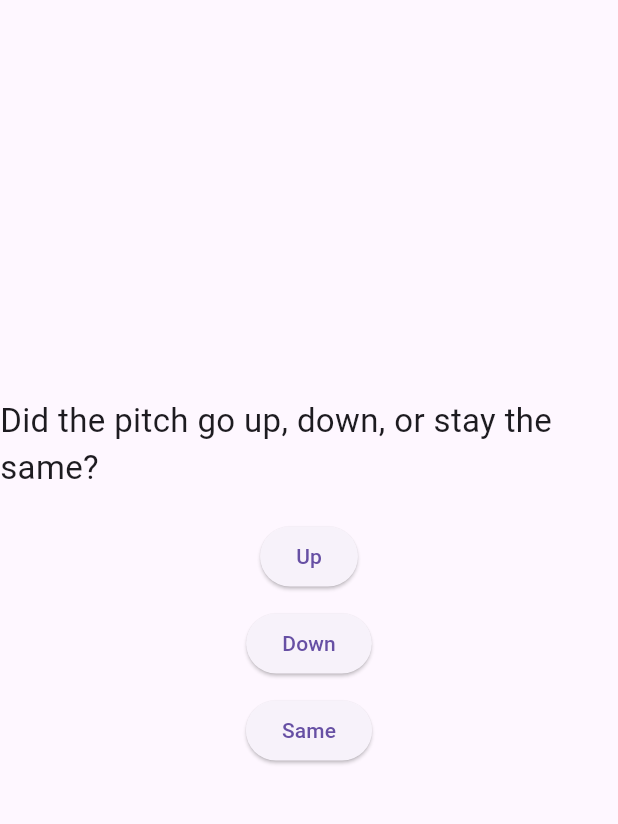
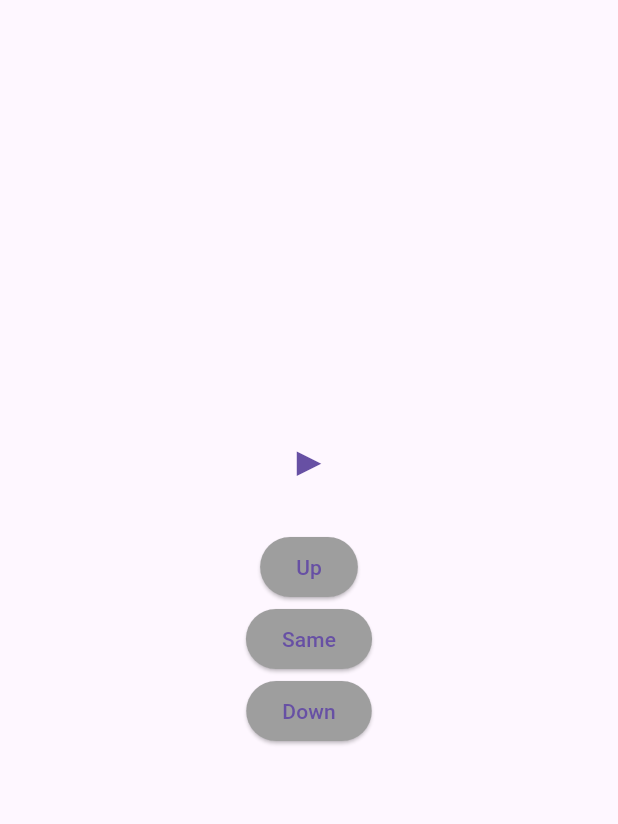
Before and after one commit to Write2Hack/ear_loop, a Flutter app: the screen it shows after launch, after a tap on "Start", on a phone screen of 412 x 824 dp, the part 63-887 px from its top. Run offline on Flutter 3.47's test engine with Material 3 defaults, Android fonts, the phone set to English and light mode, and no system bars; our stand-ins replace audioplayers.

Commit message:
some fixes. a working app now!

```diff
--- a/lib/main.dart
+++ b/lib/main.dart
@@ -23,13 +23,15 @@ class QuestionSetupScreen extends StatefulWidget {
 }
 
 class _QuestionSetupScreenState extends State<QuestionSetupScreen> {
-  int questionCount = 10;
-  final TextEditingController _controller = TextEditingController();
+  int selectedQuestions = 10;
+  final List<int> options = [10, 30, 50, 100];
 
-  void _startExercise() {
+  void startExercise() {
     Navigator.push(
       context,
-      MaterialPageRoute(builder: (context) => EarTrainingScreen(totalQuestions: questionCount)),
+      MaterialPageRoute(
+        builder: (context) => EarTrainingScreen(totalQuestions: selectedQuestions),
+      ),
     );
   }
 
@@ -37,44 +39,42 @@ class _QuestionSetupScreenState extends State<QuestionSetupScreen> {
   Widget build(BuildContext context) {
     return Scaffold(
       appBar: AppBar(title: Text("Set Up Exercise")),
-      body: Padding(
-        padding: const EdgeInsets.all(20.0),
+      body: Center(
         child: Column(
           mainAxisAlignment: MainAxisAlignment.center,
           children: [
-            Text("How many questions do you want?", style: TextStyle(fontSize: 20)),
-            SizedBox(height: 10),
-            TextField(
-              controller: _controller,
-              keyboardType: TextInputType.number,
-              decoration: InputDecoration(
-                border: OutlineInputBorder(),
-                labelText: "Enter a number",
-              ),
-              onChanged: (value) {
-                if (value.isNotEmpty) {
-                  questionCount = int.tryParse(value) ?? 10;
-                }
-              },
-            ),
-            SizedBox(height: 10),
+            Text("How many questions?", style: TextStyle(fontSize: 22)),
+            SizedBox(height: 20),
             Wrap(
               spacing: 10,
-              children: [10, 30, 50, 100].map((num) {
+              children: options.map((q) {
                 return ElevatedButton(
                   onPressed: () {
                     setState(() {
-                      questionCount = num;
+                      selectedQuestions = q;
                     });
-                    _startExercise();
+                    startExercise();
                   },
-                  child: Text("$num Questions"),
+                  child: Text("$q"),
                 );
               }).toList(),
             ),
             SizedBox(height: 20),
+            Text("Or enter a number:"),
+            SizedBox(height: 10),
+            SizedBox(
+              width: 80,
+              child: TextField(
+                keyboardType: TextInputType.number,
+                onChanged: (val) {
+                  selectedQuestions = int.tryParse(val) ?? 10;
+                },
+                decoration: InputDecoration(border: OutlineInputBorder()),
+              ),
+            ),
+            SizedBox(height: 20),
             ElevatedButton(
-              onPressed: _startExercise,
+              onPressed: startExercise,
               child: Text("Start"),
             ),
           ],
@@ -97,11 +97,11 @@ class _EarTrainingScreenState extends State<EarTrainingScreen> {
   final AudioPlayer _audioPlayer = AudioPlayer();
   final List<String> notes = ['C', 'D', 'E', 'F', 'G', 'A', 'B'];
   int score = 0;
-  int questionNumber = 0;
+  int currentQuestion = 0;
   String firstNote = '';
   String secondNote = '';
+  String? selectedAnswer;
   bool showFeedback = false;
-  bool isCorrect = false;
 
   @override
   void initState() {
@@ -110,7 +110,7 @@ class _EarTrainingScreenState extends State<EarTrainingScreen> {
   }
 
   void _generateNewQuestion() {
-    if (questionNumber >= widget.totalQuestions) {
+    if (currentQuestion >= widget.totalQuestions) {
       _showFinalScore();
       return;
     }
@@ -122,10 +122,11 @@ class _EarTrainingScreenState extends State<EarTrainingScreen> {
 
       firstNote = notes[firstIndex];
       secondNote = notes[secondIndex];
+      selectedAnswer = null;
       showFeedback = false;
     });
 
-    Future.delayed(Duration(milliseconds: 500), _playNotes);
+    _playNotes();
   }
 
   Future<void> _playNotes() async {
@@ -134,23 +135,17 @@ class _EarTrainingScreenState extends State<EarTrainingScreen> {
     await _audioPlayer.play(AssetSource('sounds/$secondNote.wav'));
   }
 
-  void _playSingleNote(String note) async {
-    await _audioPlayer.play(AssetSource('sounds/$note.wav'));
-  }
-
   void _checkAnswer(String answer) {
-    bool correctAnswer = (firstNote == secondNote && answer == 'Same') ||
+    bool correctAnswer =
         (notes.indexOf(firstNote) < notes.indexOf(secondNote) && answer == 'Up') ||
-        (notes.indexOf(firstNote) > notes.indexOf(secondNote) && answer == 'Down');
+        (notes.indexOf(firstNote) > notes.indexOf(secondNote) && answer == 'Down') ||
+        (firstNote == secondNote && answer == 'Same');
 
     setState(() {
-      questionNumber++;
       if (correctAnswer) {
         score++;
-        isCorrect = true;
-      } else {
-        isCorrect = false;
       }
+      selectedAnswer = answer;
       showFeedback = true;
     });
   }
@@ -164,76 +159,103 @@ class _EarTrainingScreenState extends State<EarTrainingScreen> {
         actions: [
           TextButton(
             onPressed: () {
-              Navigator.popUntil(context, (route) => route.isFirst);
+              Navigator.pop(context);
+              Navigator.pop(context);
             },
-            child: Text("Back to Start"),
+            child: Text("OK"),
           )
         ],
       ),
     );
   }
 
-  void _nextQuestion() {
-    _generateNewQuestion();
+  Widget _buildPianoKeyboard() {
+    return Row(
+      mainAxisAlignment: MainAxisAlignment.center,
+      children: notes.map((note) {
+        bool isFirst = note == firstNote;
+        bool isSecond = note == secondNote;
+
+        return Column(
+          children: [
+            Text(note, style: TextStyle(fontSize: 16)),
+            Stack(
+              alignment: Alignment.center,
+              children: [
+                GestureDetector(
+                  onTap: () => _audioPlayer.play(AssetSource('sounds/$note.wav')),
+                  child: Container(
+                    width: 40,
+                    height: 100,
+                    margin: EdgeInsets.symmetric(horizontal: 2),
+                    decoration: BoxDecoration(
+                      color: Colors.white,
+                      border: Border.all(color: Colors.black),
+                    ),
+                  ),
+                ),
+                if (isFirst) Text("1", style: TextStyle(fontSize: 24, color: Colors.red)),
+                if (isSecond) Text("2", style: TextStyle(fontSize: 24, color: Colors.blue)),
+              ],
+            ),
+          ],
+        );
+      }).toList(),
+    );
+  }
+
+  Widget _buildAnswerButton(String label) {
+    bool isSelected = selectedAnswer == label;
+    Color buttonColor = Colors.grey;
+    if (isSelected) {
+      buttonColor = (label == selectedAnswer && showFeedback)
+          ? (selectedAnswer == "Up" && notes.indexOf(firstNote) < notes.indexOf(secondNote) ||
+                  selectedAnswer == "Down" && notes.indexOf(firstNote) > notes.indexOf(secondNote) ||
+                  selectedAnswer == "Same" && firstNote == secondNote)
+              ? Colors.green
+              : Colors.red
+          : Colors.grey;
+    }
+
+    return ElevatedButton(
+      onPressed: selectedAnswer == null ? () => _checkAnswer(label) : null,
+      style: ElevatedButton.styleFrom(backgroundColor: buttonColor),
+      child: Text(label),
+    );
   }
 
   @override
   Widget build(BuildContext context) {
     return Scaffold(
-      appBar: AppBar(title: Text('Ear Training')),
+      appBar: AppBar(title: Text("Ear Training")),
       body: Center(
         child: Column(
           mainAxisAlignment: MainAxisAlignment.center,
           children: [
-            Text("Did the pitch go up, down, or stay the same?", style: TextStyle(fontSize: 22)),
-            SizedBox(height: 20),
-            ElevatedButton(
-              onPressed: () => _checkAnswer('Up'),
-              child: Text("Up"),
-            ),
-            SizedBox(height: 10),
-            ElevatedButton(
-              onPressed: () => _checkAnswer('Down'),
-              child: Text("Down"),
-            ),
-            SizedBox(height: 10),
-            ElevatedButton(
-              onPressed: () => _checkAnswer('Same'),
-              child: Text("Same"),
-            ),
-            SizedBox(height: 20),
-            if (showFeedback)
-              Column(
-                children: [
-                  Text(
-                    isCorrect ? "Correct!" : "Wrong!",
-                    style: TextStyle(fontSize: 24, color: isCorrect ? Colors.green : Colors.red),
-                  ),
-                  SizedBox(height: 10),
-                  Text(
-                    "Notes played:",
-                    style: TextStyle(fontSize: 18, fontWeight: FontWeight.bold),
-                  ),
             Row(
               mainAxisAlignment: MainAxisAlignment.center,
               children: [
-                      ElevatedButton(
-                        onPressed: () => _playSingleNote(firstNote),
-                        child: Text(firstNote),
-                      ),
-                      SizedBox(width: 10),
-                      ElevatedButton(
-                        onPressed: () => _playSingleNote(secondNote),
-                        child: Text(secondNote),
+                TextButton(
+                  onPressed: _playNotes,
+                  child: Text("▶︎", style: TextStyle(fontSize: 28)),
                 ),
               ],
             ),
             SizedBox(height: 20),
+            _buildAnswerButton("Up"),
+            _buildAnswerButton("Same"),
+            _buildAnswerButton("Down"),
+            SizedBox(height: 20),
+            if (showFeedback) _buildPianoKeyboard(),
+            if (showFeedback)
               ElevatedButton(
-                    onPressed: _nextQuestion,
+                onPressed: () {
+                  setState(() {
+                    currentQuestion++;
+                  });
+                  _generateNewQuestion();
+                },
                 child: Text("Next"),
-                  ),
-                ],
               ),
           ],
         ),
```
Also changed, not shown: 1 other file. Lines whose indentation alone changed are shown as unchanged.
